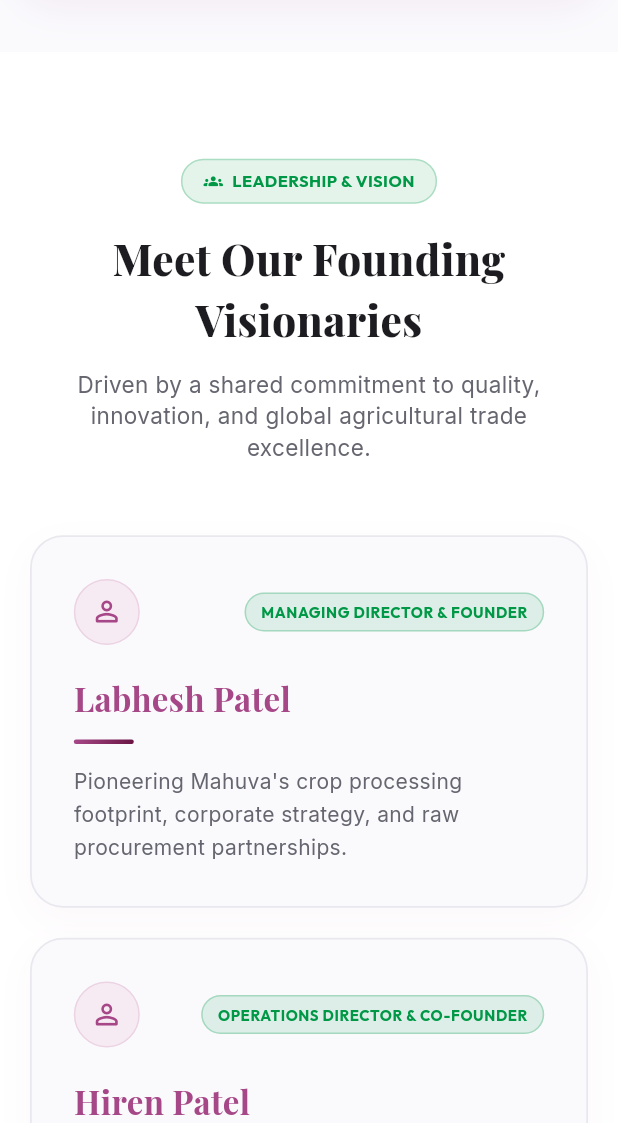
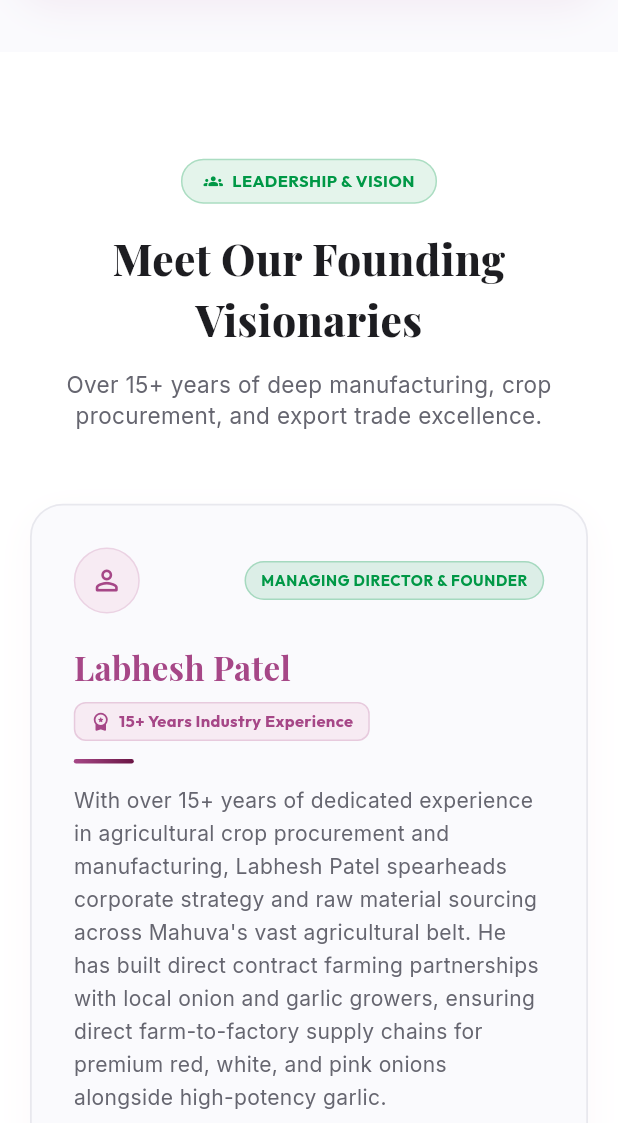
Before and after one commit to Darshan122/amar-foods-web, a Flutter app: the AboutPage screen opened by its route, scrolled down 2880 dp, on a phone screen of 412 x 824 dp, the part 113-1236 px from its top. Run offline on Flutter 3.47's test engine with Material 3 defaults, Android fonts, the light colour scheme and no system bars; our stand-ins replace google_fonts; missing offline and left inert: dart:html, dart:ui_web.

Commit message:
Update founder experience details, factory building image, footer viber link, and home certifications

```diff
--- a/lib/constants/app_images.dart
+++ b/lib/constants/app_images.dart
@@ -157,6 +157,7 @@ class AppImages {
   static const String socialInstagram = '$_basePath/social_instagram.png';
   static const String socialLinkedin = '$_basePath/social_linkedin.png';
   static const String socialFacebook = '$_basePath/social_facebook.png';
+  static const String socialViber = '$_basePath/social_viber.png';
 
   // Official Accreditation & Certification Emblems (11 Certificates)
   static const String certFdaLogo = '$_basePath/cert_fda_logo.png';
--- a/lib/pages/about_page.dart
+++ b/lib/pages/about_page.dart
@@ -576,22 +576,30 @@ class AboutPage extends StatelessWidget {
       {
         'name': 'Labhesh Patel',
         'role': 'MANAGING DIRECTOR & FOUNDER',
-        'bio': 'Pioneering Mahuva\'s crop processing footprint, corporate strategy, and raw procurement partnerships.',
+        'exp': '15+ Years Industry Experience',
+        'expertise': 'Crop Sourcing & Dehydration Manufacturing',
+        'bio': 'With over 15+ years of dedicated experience in agricultural crop procurement and manufacturing, Labhesh Patel spearheads corporate strategy and raw material sourcing across Mahuva\'s vast agricultural belt. He has built direct contract farming partnerships with local onion and garlic growers, ensuring direct farm-to-factory supply chains for premium red, white, and pink onions alongside high-potency garlic.',
       },
       {
         'name': 'Hiren Patel',
         'role': 'OPERATIONS DIRECTOR & CO-FOUNDER',
-        'bio': 'Overseeing continuous tunnel drying automation, factory sanitary compliance, and container stuffing.',
+        'exp': '15+ Years Industry Experience',
+        'expertise': 'Factory Operations & Plant Engineering',
+        'bio': 'Bringing 15+ years of specialized experience in food dehydration engineering and plant operations, Hiren Patel directs the automated continuous multi-stage conveyor tunnel drying lines at Amar Foods. He oversees hands-free washing, precision slicing, optical sorting, and factory sanitary compliance to maintain high-volume export output with zero operational downtime.',
       },
       {
         'name': 'Jagdish Patel',
         'role': 'QUALITY & R&D DIRECTOR & CO-FOUNDER',
-        'bio': 'Ensuring stringent ISO/HACCP lab clearance, microbiological purity, and essential oil retention.',
+        'exp': '15+ Years Industry Experience',
+        'expertise': 'Quality Control & Food Safety R&D',
+        'bio': 'Backed by 15+ years of expertise in analytical quality assurance and food technology R&D, Jagdish Patel manages the in-house quality testing laboratory. He enforces strict adherence to ISO 22000, HACCP, and FSSAI standards—guaranteeing low moisture content (≤6.0%), essential oil retention, zero chemical additives, and total microbiological safety.',
       },
       {
         'name': 'Milan Bheda',
         'role': 'INTERNATIONAL EXPORTS DIRECTOR & CO-FOUNDER',
-        'bio': 'Managing global commercial trade networks across 15+ countries in Europe, the Gulf, and Southeast Asia.',
+        'exp': '15+ Years Industry Experience',
+        'expertise': 'Global Agri-Trade & Export Markets',
+        'bio': 'Leveraging 15+ years of extensive experience in international commodity trading and port logistics, Milan Bheda heads global commercial expansion at Amar Foods. He has established robust export networks across 15+ countries in Europe, North America, the Middle East, and Southeast Asia, handling customs clearance, container stuffing, and bulk packaging.',
       },
     ];
 
@@ -624,7 +632,7 @@ class AboutPage extends StatelessWidget {
               ),
               const SizedBox(height: 12),
               Text(
-                'Driven by a shared commitment to quality, innovation, and global agricultural trade excellence.',
+                'Over 15+ years of deep manufacturing, crop procurement, and export trade excellence.',
                 textAlign: TextAlign.center,
                 style: GoogleFonts.inter(
                   fontSize: 15,
@@ -679,7 +687,7 @@ class AboutPage extends StatelessWidget {
                 decoration: BoxDecoration(
                   color: AppColors.primaryLight,
                   shape: BoxShape.circle,
-                  border: Border.all(color: AppColors.primary.withOpacity(0.15)),
+                  border: Border.all(color: AppColors.primary.withValues(alpha: 0.15)),
                 ),
                 child: const Icon(
                   Icons.person_outline_rounded,
@@ -691,9 +699,9 @@ class AboutPage extends StatelessWidget {
                 child: Container(
                   padding: const EdgeInsets.symmetric(horizontal: 10, vertical: 5),
                   decoration: BoxDecoration(
-                    color: AppColors.secondary.withOpacity(0.12),
+                    color: AppColors.secondary.withValues(alpha: 0.12),
                     borderRadius: BorderRadius.circular(20),
-                    border: Border.all(color: AppColors.secondary.withOpacity(0.25)),
+                    border: Border.all(color: AppColors.secondary.withValues(alpha: 0.25)),
                   ),
                   child: Text(
                     f['role']!,
@@ -718,6 +726,32 @@ class AboutPage extends StatelessWidget {
               fontSize: 22,
               fontWeight: FontWeight.bold,
               color: AppColors.primary,
+            ),
+          ),
+          const SizedBox(height: 8),
+
+          // 15+ Years Experience Badge
+          Container(
+            padding: const EdgeInsets.symmetric(horizontal: 10, vertical: 4),
+            decoration: BoxDecoration(
+              color: AppColors.primaryLight,
+              borderRadius: BorderRadius.circular(8),
+              border: Border.all(color: AppColors.primary.withValues(alpha: 0.2)),
+            ),
+            child: Row(
+              mainAxisSize: MainAxisSize.min,
+              children: [
+                const Icon(Icons.workspace_premium_rounded, size: 14, color: AppColors.primary),
+                const SizedBox(width: 5),
+                Text(
+                  f['exp']!,
+                  style: GoogleFonts.outfit(
+                    fontSize: 11,
+                    fontWeight: FontWeight.bold,
+                    color: AppColors.primary,
+                  ),
+                ),
+              ],
             ),
           ),
           const SizedBox(height: 12),
```
Also changed, not shown: lib/pages/home_page.dart (+0 -12 lines), lib/widgets/app_footer.dart (+16 -4 lines), assets/images/about_heritage_mission.jpg.
